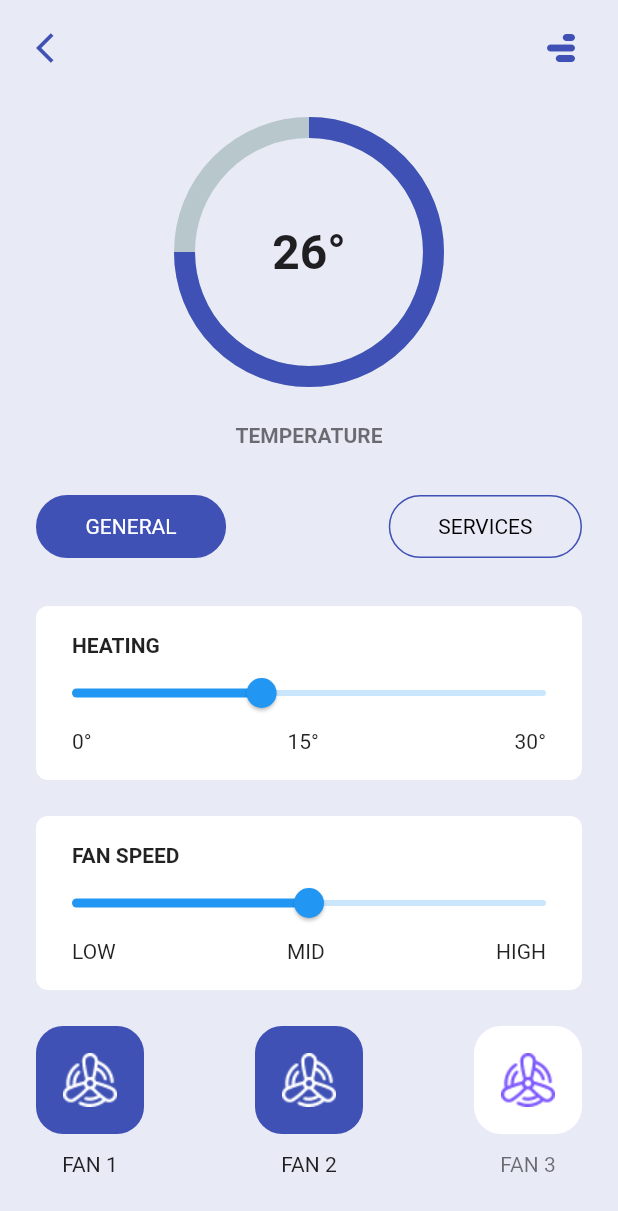
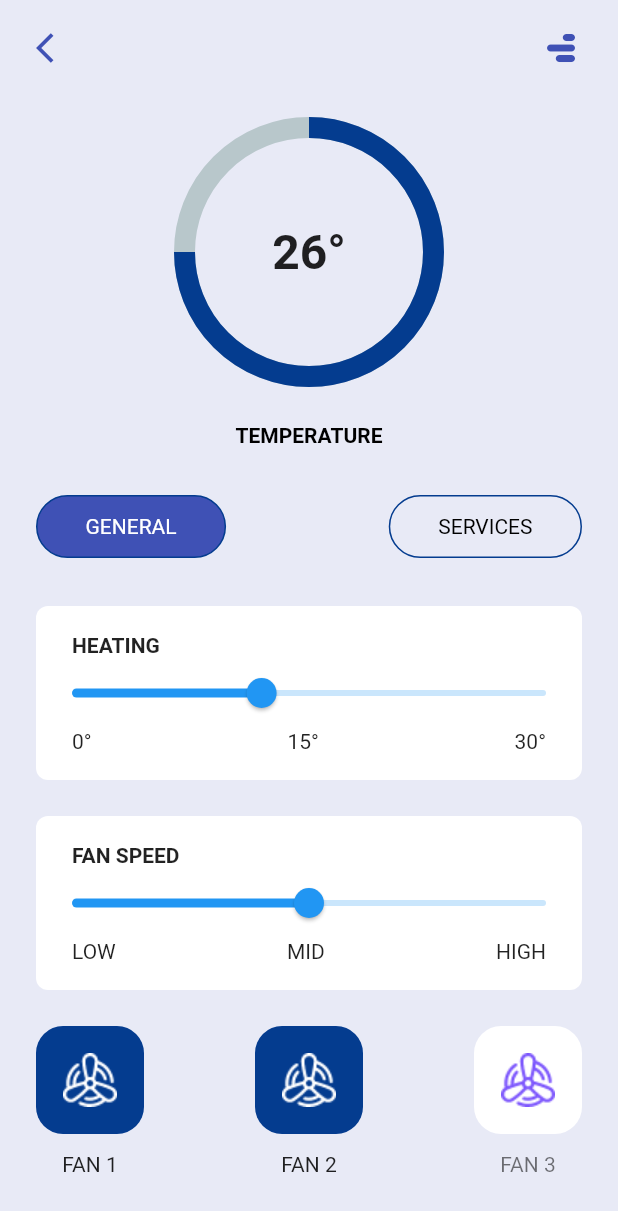
Before and after one commit to Neba-Emmanuel/veete, a Flutter app: the TemperaturePage screen opened directly, on a phone screen of 412 x 824 dp. Shown: the top 1211 px of the screen. Run offline on Flutter 3.47's test engine with Material 2 defaults, Android fonts, the phone set to English and light mode, and no system bars; drawn by our look-alikes of percent_indicator.

Commit message:
Update living_room.dart

```diff
--- a/lib/screens/living_room/living_room.dart
+++ b/lib/screens/living_room/living_room.dart
@@ -2,6 +2,7 @@ import 'package:flutter/cupertino.dart';
 import 'package:flutter/material.dart';
 import 'package:flutter/painting.dart';
 import 'package:flutter/rendering.dart';
+import 'package:veete/widgets/colors.dart';
 import 'package:percent_indicator/circular_percent_indicator.dart';
 
 class TemperaturePage extends StatefulWidget {
@@ -56,7 +57,7 @@ class _TemperaturePageState extends State<TemperaturePage> {
                       radius: 90,
                       lineWidth: 14,
                       percent: 0.75,
-                      progressColor: Colors.indigo,
+                      progressColor: COLORS.kOriginal,
                       center: const Text(
                         '26\u00B0',
                         style: TextStyle(
@@ -70,7 +71,7 @@ class _TemperaturePageState extends State<TemperaturePage> {
                       child: Text(
                         'TEMPERATURE',
                         style: TextStyle(
-                            fontWeight: FontWeight.bold, color: Colors.black54),
+                            fontWeight: FontWeight.bold, color: COLORS.kBlackColor),
                       ),
                     ),
                     const SizedBox(height: 32),
@@ -85,7 +86,7 @@ class _TemperaturePageState extends State<TemperaturePage> {
                     Container(
                       padding: const EdgeInsets.symmetric(vertical: 18),
                       decoration: BoxDecoration(
-                        color: Colors.white,
+                        color: COLORS.kPrimaryColor,
                         borderRadius: BorderRadius.circular(8),
                       ),
                       child: Column(
@@ -125,7 +126,7 @@ class _TemperaturePageState extends State<TemperaturePage> {
                     Container(
                       padding: const EdgeInsets.symmetric(vertical: 18),
                       decoration: BoxDecoration(
-                        color: Colors.white,
+                        color: COLORS.kPrimaryColor,
                         borderRadius: BorderRadius.circular(8),
                       ),
                       child: Column(
@@ -190,7 +191,7 @@ class _TemperaturePageState extends State<TemperaturePage> {
         Container(
           padding: const EdgeInsets.all(18),
           decoration: BoxDecoration(
-            color: isActive ? Colors.indigo : Colors.white,
+            color: isActive ? COLORS.kOriginal : COLORS.kPrimaryColor,
             borderRadius: BorderRadius.circular(18),
           ),
           child: Image.asset(
@@ -220,12 +221,12 @@ class _TemperaturePageState extends State<TemperaturePage> {
       decoration: BoxDecoration(
         color: isActive ? Colors.indigo : Colors.transparent,
         borderRadius: BorderRadius.circular(24),
-        border: Border.all(color: Colors.indigo),
+        border: Border.all(color: COLORS.kOriginal),
       ),
       child: Text(
         title,
         style: TextStyle(
-          color: isActive ? Colors.white : Colors.black,
+          color: isActive ? COLORS.kPrimaryColor : COLORS.kBlackColor,
         ),
       ),
     );
```
